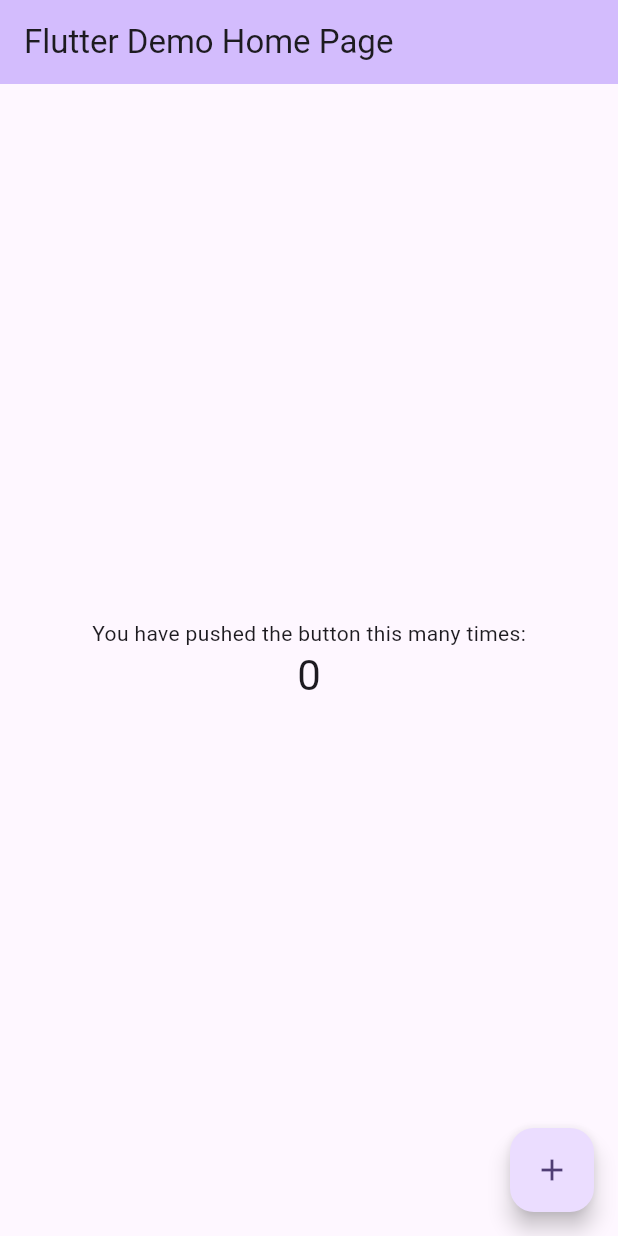
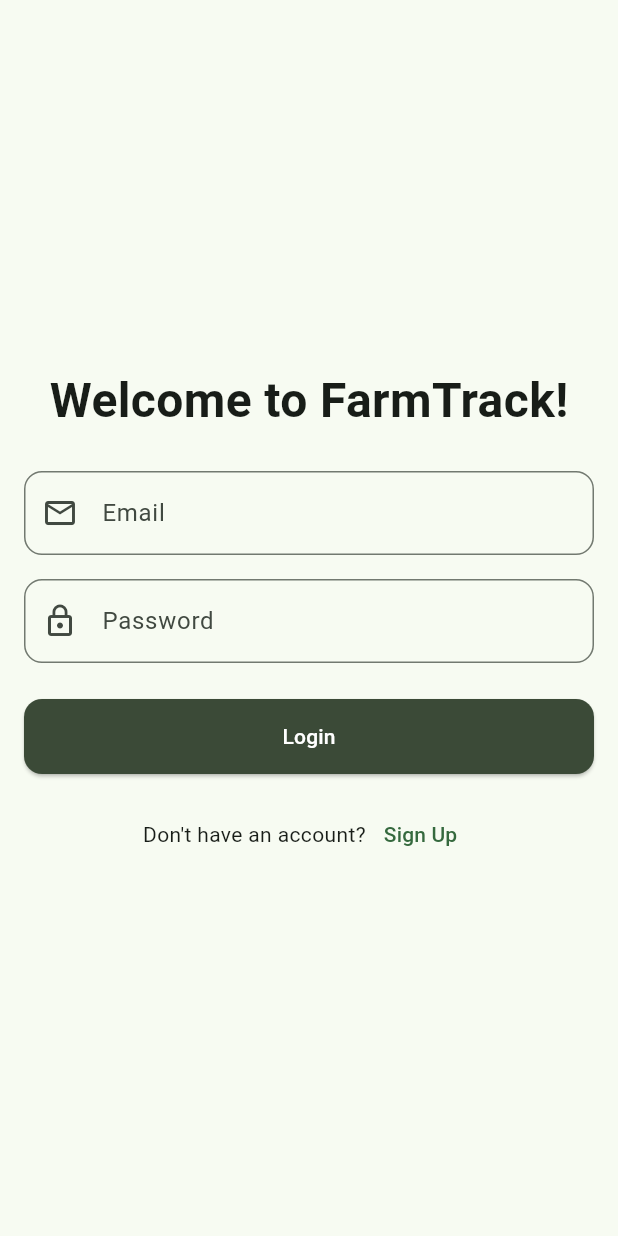
Before and after one commit to rahulhajare3585/Flutter-FarmTrack, a Flutter app: the screen it shows after launch, on a phone screen of 412 x 824 dp. Run offline on Flutter 3.47's test engine with Material 3 defaults, Android fonts, the light colour scheme and no system bars.

Commit message:
changes for app icon and added login page UI

```diff
--- a/lib/main.dart
+++ b/lib/main.dart
@@ -7,119 +7,129 @@
 class MyApp extends StatelessWidget {
   const MyApp({super.key});
 
-  // This widget is the root of your application.
   @override
   Widget build(BuildContext context) {
     return MaterialApp(
-      title: 'Flutter Demo',
+      title: 'Login Screen',
+      debugShowCheckedModeBanner: false,
       theme: ThemeData(
-        // This is the theme of your application.
-        //
-        // TRY THIS: Try running your application with "flutter run". You'll see
-        // the application has a purple toolbar. Then, without quitting the app,
-        // try changing the seedColor in the colorScheme below to Colors.green
-        // and then invoke "hot reload" (save your changes or press the "hot
-        // reload" button in a Flutter-supported IDE, or press "r" if you used
-        // the command line to start the app).
-        //
-        // Notice that the counter didn't reset back to zero; the application
-        // state is not lost during the reload. To reset the state, use hot
-        // restart instead.
-        //
-        // This works for code too, not just values: Most code changes can be
-        // tested with just a hot reload.
-        colorScheme: ColorScheme.fromSeed(seedColor: Colors.deepPurple),
+        colorScheme:
+            ColorScheme.fromSeed(seedColor: Color.fromARGB(255, 221, 240, 218)),
         useMaterial3: true,
       ),
-      home: const MyHomePage(title: 'Flutter Demo Home Page'),
+      home: const LoginScreen(),
     );
   }
 }
 
-class MyHomePage extends StatefulWidget {
-  const MyHomePage({super.key, required this.title});
-
-  // This widget is the home page of your application. It is stateful, meaning
-  // that it has a State object (defined below) that contains fields that affect
-  // how it looks.
-
-  // This class is the configuration for the state. It holds the values (in this
-  // case the title) provided by the parent (in this case the App widget) and
-  // used by the build method of the State. Fields in a Widget subclass are
-  // always marked "final".
-
-  final String title;
+class LoginScreen extends StatefulWidget {
+  const LoginScreen({super.key});
 
   @override
-  State<MyHomePage> createState() => _MyHomePageState();
+  State<LoginScreen> createState() => _LoginScreenState();
 }
 
-class _MyHomePageState extends State<MyHomePage> {
-  int _counter = 0;
-
-  void _incrementCounter() {
-    setState(() {
-      // This call to setState tells the Flutter framework that something has
-      // changed in this State, which causes it to rerun the build method below
-      // so that the display can reflect the updated values. If we changed
-      // _counter without calling setState(), then the build method would not be
-      // called again, and so nothing would appear to happen.
-      _counter++;
-    });
-  }
+class _LoginScreenState extends State<LoginScreen> {
+  final _formKey = GlobalKey<FormState>();
+  final TextEditingController _emailController = TextEditingController();
+  final TextEditingController _passwordController = TextEditingController();
 
   @override
   Widget build(BuildContext context) {
-    // This method is rerun every time setState is called, for instance as done
-    // by the _incrementCounter method above.
-    //
-    // The Flutter framework has been optimized to make rerunning build methods
-    // fast, so that you can just rebuild anything that needs updating rather
-    // than having to individually change instances of widgets.
     return Scaffold(
-      appBar: AppBar(
-        // TRY THIS: Try changing the color here to a specific color (to
-        // Colors.amber, perhaps?) and trigger a hot reload to see the AppBar
-        // change color while the other colors stay the same.
-        backgroundColor: Theme.of(context).colorScheme.inversePrimary,
-        // Here we take the value from the MyHomePage object that was created by
-        // the App.build method, and use it to set our appbar title.
-        title: Text(widget.title),
-      ),
-      body: Center(
-        // Center is a layout widget. It takes a single child and positions it
-        // in the middle of the parent.
-        child: Column(
-          // Column is also a layout widget. It takes a list of children and
-          // arranges them vertically. By default, it sizes itself to fit its
-          // children horizontally, and tries to be as tall as its parent.
-          //
-          // Column has various properties to control how it sizes itself and
-          // how it positions its children. Here we use mainAxisAlignment to
-          // center the children vertically; the main axis here is the vertical
-          // axis because Columns are vertical (the cross axis would be
-          // horizontal).
-          //
-          // TRY THIS: Invoke "debug painting" (choose the "Toggle Debug Paint"
-          // action in the IDE, or press "p" in the console), to see the
-          // wireframe for each widget.
-          mainAxisAlignment: MainAxisAlignment.center,
-          children: <Widget>[
-            const Text(
-              'You have pushed the button this many times:',
+      body: Padding(
+        padding: const EdgeInsets.all(16.0),
+        child: Center(
+          child: SingleChildScrollView(
+            child: Form(
+              key: _formKey,
+              child: Column(
+                mainAxisAlignment: MainAxisAlignment.center,
+                children: [
+                  const Text(
+                    "Welcome to FarmTrack!",
+                    style: TextStyle(
+                      fontSize: 32,
+                      fontWeight: FontWeight.bold,
+                    ),
+                  ),
+                  const SizedBox(height: 24),
+                  TextFormField(
+                    controller: _emailController,
+                    decoration: InputDecoration(
+                      labelText: 'Email',
+                      border: OutlineInputBorder(
+                        borderRadius: BorderRadius.circular(12),
+                      ),
+                      prefixIcon: const Icon(Icons.email_outlined),
+                    ),
+                    validator: (value) {
+                      if (value == null || value.isEmpty) {
+                        return 'Please enter your email';
+                      } else if (!RegExp(r'\S+@\S+\.\S+').hasMatch(value)) {
+                        return 'Please enter a valid email';
+                      }
+                      return null;
+                    },
+                  ),
+                  const SizedBox(height: 16),
+                  TextFormField(
+                    controller: _passwordController,
+                    obscureText: true,
+                    decoration: InputDecoration(
+                      labelText: 'Password',
+                      border: OutlineInputBorder(
+                        borderRadius: BorderRadius.circular(12),
+                      ),
+                      prefixIcon: const Icon(Icons.lock_outline),
+                    ),
+                    validator: (value) {
+                      if (value == null || value.isEmpty) {
+                        return 'Please enter your password';
+                      } else if (value.length < 6) {
+                        return 'Password must be at least 6 characters long';
+                      }
+                      return null;
+                    },
+                  ),
+                  const SizedBox(height: 24),
+                  ElevatedButton(
+                    style: ElevatedButton.styleFrom(
+                      minimumSize: const Size(double.infinity, 50),
+                      backgroundColor: Color(0xFF3b4a37),
+                      shape: RoundedRectangleBorder(
+                        borderRadius: BorderRadius.circular(12),
+                      ),
+                    ),
+                    onPressed: () {
+                      if (_formKey.currentState!.validate()) {
+                        // Perform login
+                      }
+                    },
+                    child: const Text(
+                      'Login',
+                      style: TextStyle(color: Colors.white),
+                    ),
+                  ),
+                  const SizedBox(height: 16),
+                  Row(
+                    mainAxisAlignment: MainAxisAlignment.center,
+                    children: [
+                      const Text("Don't have an account?"),
+                      TextButton(
+                        onPressed: () {
+                          // Navigate to signup
+                        },
+                        child: const Text('Sign Up'),
+                      ),
+                    ],
+                  ),
+                ],
+              ),
             ),
-            Text(
-              '$_counter',
-              style: Theme.of(context).textTheme.headlineMedium,
-            ),
-          ],
+          ),
         ),
       ),
-      floatingActionButton: FloatingActionButton(
-        onPressed: _incrementCounter,
-        tooltip: 'Increment',
-        child: const Icon(Icons.add),
-      ), // This trailing comma makes auto-formatting nicer for build methods.
     );
   }
 }
```
Also changed, not shown: assets/images/logo.png, 26 other files.
